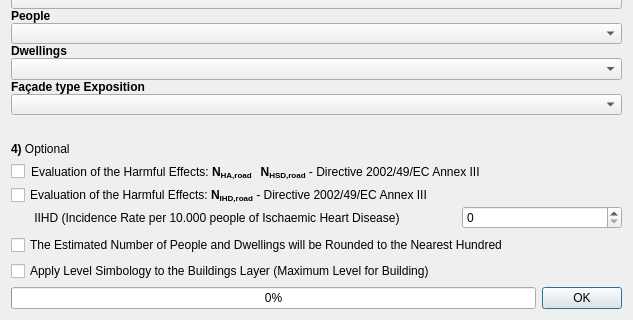
Old version of the form tools/ui_NoiseExposure.ui in the repository pierluigiderosa/openoise; both pictures show x 0 to 633 and y 332 to 652 of the 633 by 652 pixel window.
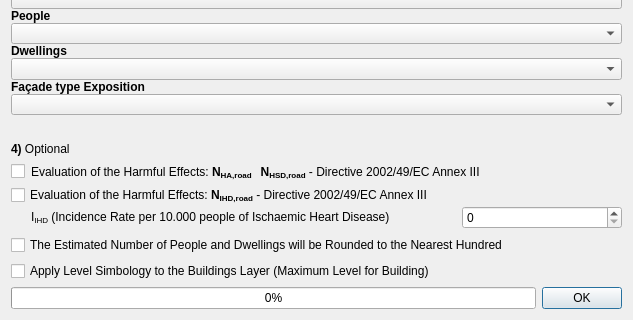
New version of the form. Custom widgets are drawn as their Qt base class.

Commit message: - added control for multipart layer - added control for IIHD >0

Patch:
```diff
--- a/tools/ui_NoiseExposure.ui
+++ b/tools/ui_NoiseExposure.ui
@@ -476,10 +476,26 @@
        <property name="bottomMargin">
         <number>0</number>
        </property>
+       <item>
+        <spacer name="horizontalSpacer_4">
+         <property name="orientation">
+          <enum>Qt::Horizontal</enum>
+         </property>
+         <property name="sizeType">
+          <enum>QSizePolicy::Fixed</enum>
+         </property>
+         <property name="sizeHint" stdset="0">
+          <size>
+           <width>20</width>
+           <height>16</height>
+          </size>
+         </property>
+        </spacer>
+       </item>
        <item>
         <widget class="QLabel" name="label_12">
          <property name="text">
-          <string>       IIHD (Incidence Rate per 10.000 people of Ischaemic Heart Disease)</string>
+          <string>       I&lt;sub&gt;IHD&lt;/sub&gt; (Incidence Rate per 10.000 people of Ischaemic Heart Disease)</string>
          </property>
         </widget>
        </item>
```
The commit also changes 5 other files.
